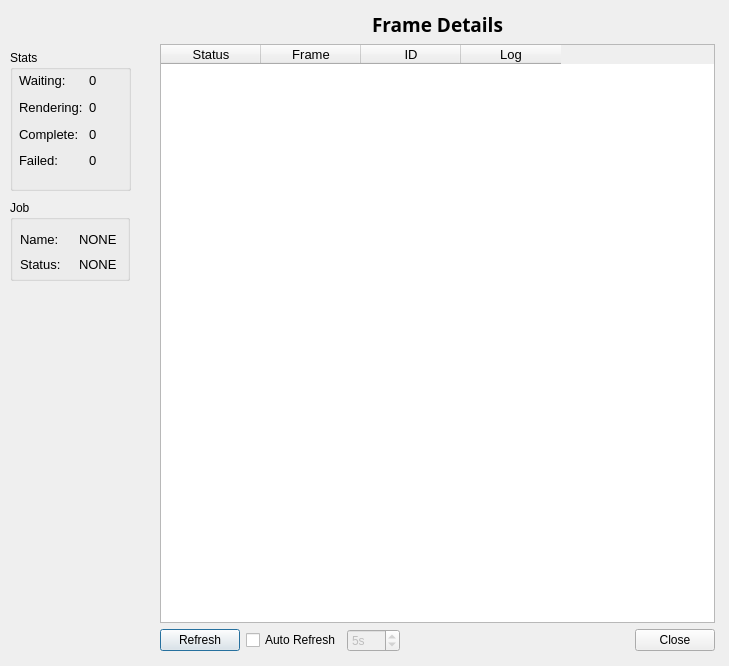
Above: QtDesigner/JobDetails.ui from opalmer/pyfarm before the change. Below: the same form after it.
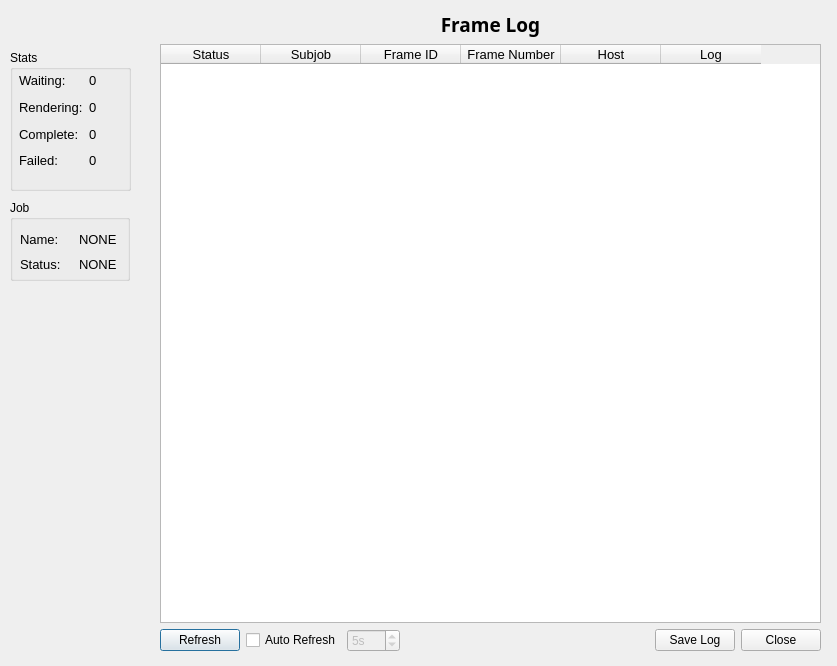
That is the form after the change.

The edit to the form file:
```diff
--- a/QtDesigner/JobDetails.ui
+++ b/QtDesigner/JobDetails.ui
@@ -6,7 +6,7 @@
    <rect>
     <x>0</x>
     <y>0</y>
-    <width>729</width>
+    <width>837</width>
     <height>666</height>
    </rect>
   </property>
@@ -220,7 +220,7 @@
     <rect>
      <x>160</x>
      <y>11</y>
-     <width>555</width>
+     <width>661</width>
      <height>641</height>
     </rect>
    </property>
@@ -236,7 +236,7 @@
        </font>
       </property>
       <property name="text">
-       <string>Frame Details</string>
+       <string>Frame Log</string>
       </property>
       <property name="alignment">
        <set>Qt::AlignCenter</set>
@@ -260,21 +260,49 @@
        <property name="text">
         <string>Status</string>
        </property>
+       <property name="textAlignment">
+        <set>AlignHCenter|AlignVCenter|AlignCenter</set>
+       </property>
       </column>
       <column>
        <property name="text">
-        <string>Frame</string>
+        <string>Subjob</string>
        </property>
+       <property name="textAlignment">
+        <set>AlignHCenter|AlignVCenter|AlignCenter</set>
+       </property>
       </column>
       <column>
        <property name="text">
-        <string>ID</string>
+        <string>Frame ID</string>
+       </property>
+       <property name="textAlignment">
+        <set>AlignHCenter|AlignVCenter|AlignCenter</set>
+       </property>
+      </column>
+      <column>
+       <property name="text">
+        <string>Frame Number</string>
+       </property>
+       <property name="textAlignment">
+        <set>AlignHCenter|AlignVCenter|AlignCenter</set>
+       </property>
+      </column>
+      <column>
+       <property name="text">
+        <string>Host</string>
+       </property>
+       <property name="textAlignment">
+        <set>AlignHCenter|AlignVCenter|AlignCenter</set>
        </property>
       </column>
       <column>
        <property name="text">
         <string>Log</string>
        </property>
+       <property name="textAlignment">
+        <set>AlignHCenter|AlignVCenter|AlignCenter</set>
+       </property>
       </column>
      </widget>
     </item>
@@ -326,6 +354,13 @@
         </property>
        </spacer>
       </item>
+      <item>
+       <widget class="QPushButton" name="saveFrameLog">
+        <property name="text">
+         <string>Save Log</string>
+        </property>
+       </widget>
+      </item>
       <item>
        <widget class="QPushButton" name="closeButton">
         <property name="text">
```
